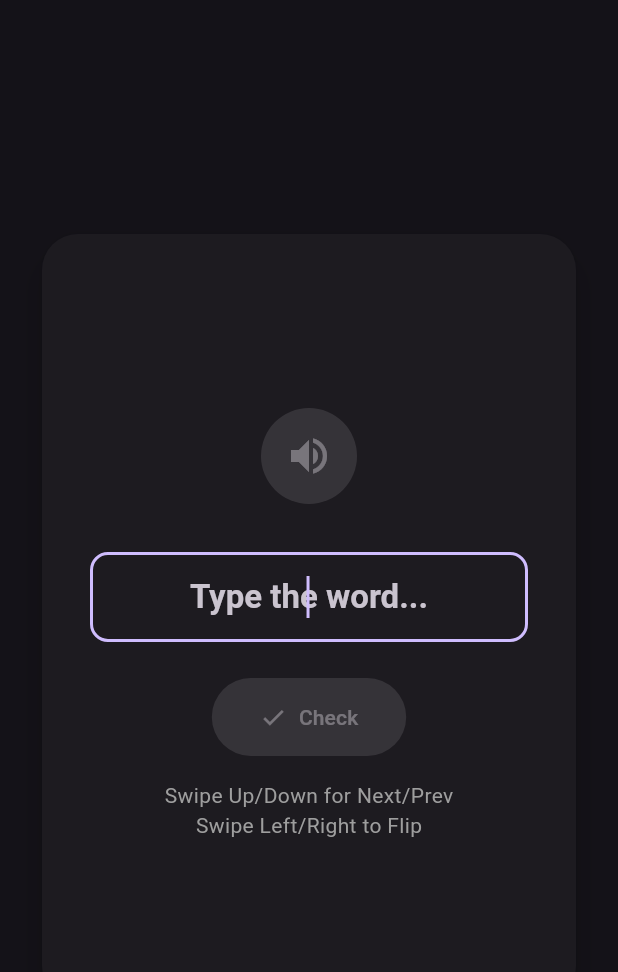
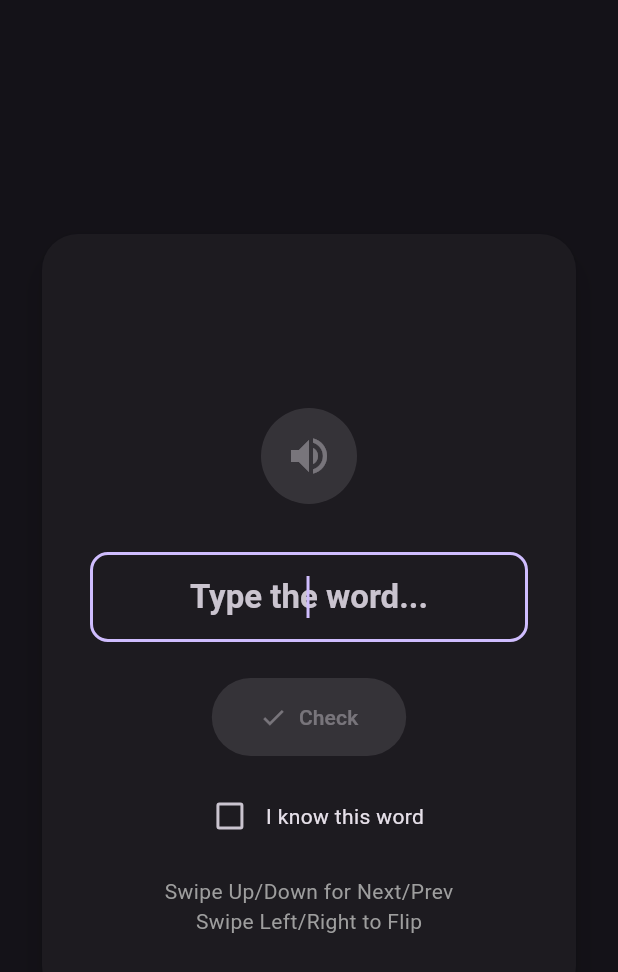
Before and after one commit to eyalmagnus/Lalyword, a Flutter app: the SpellContent widget shown alone on an empty page, opened directly with empty values, on a phone screen of 412 x 824 dp. Shown: the top 972 px of the screen. Run offline on Flutter 3.47's test engine with Material 3 defaults, Android fonts, the phone set to English and light mode, and no system bars; our stand-ins replace audioplayers, flutter_riverpod, shared_preferences; missing offline and left inert: gsheets, translator; accounts and stored records are empty; network calls fail.

Commit message:
feat: Add confirmation dialog for exiting flashcard and spell screens, ensuring users are aware of potential data loss and reshuffling of words.

```diff
--- a/lalyword/lib/screens/spell_screen.dart
+++ b/lalyword/lib/screens/spell_screen.dart
@@ -73,6 +73,31 @@ class _SpellScreenState extends ConsumerState<SpellScreen> {
 
     return Scaffold(
       appBar: AppBar(
+        leading: IconButton(
+          icon: const Icon(Icons.arrow_back),
+          onPressed: () async {
+            final confirmed = await showDialog<bool>(
+              context: context,
+              builder: (context) => AlertDialog(
+                title: const Text('Exit?'),
+                content: const Text('Are you sure? This will reset all "I know this word" checkboxes and reshuffle the order.'),
+                actions: [
+                  TextButton(
+                    onPressed: () => Navigator.of(context).pop(false),
+                    child: const Text('Cancel'),
+                  ),
+                  TextButton(
+                    onPressed: () => Navigator.of(context).pop(true),
+                    child: const Text('Yes'),
+                  ),
+                ],
+              ),
+            );
+            if (confirmed == true && mounted) {
+              Navigator.of(context).pop();
+            }
+          },
+        ),
         title: Text(titleText),
         actions: [
           IconButton(
@@ -459,6 +484,8 @@ class _SpellContentState extends ConsumerState<SpellContent> {
                       textInputAction: TextInputAction.done,
                       keyboardType: TextInputType.text,
                       textCapitalization: TextCapitalization.none,
+                      autocorrect: false,
+                      enableSuggestions: false,
                       enabled: _isCorrect != true, // Disable if correct
                       style: Theme.of(context).textTheme.titleLarge?.copyWith(
                         fontWeight: FontWeight.bold,
@@ -568,6 +595,36 @@ class _SpellContentState extends ConsumerState<SpellContent> {
                           foregroundColor: Colors.white,
                         ),
                       ),
+
+                    // "I know this word" checkbox
+                    if (!_isFlipped)
+                      Padding(
+                        padding: const EdgeInsets.only(top: 16.0),
+                        child: Row(
+                          mainAxisAlignment: MainAxisAlignment.center,
+                          children: [
+                            Checkbox(
+                              value: widget.isKnown,
+                              onChanged: (_) => widget.onMarkKnown(),
+                              checkColor: Colors.white,
+                              fillColor: widget.isKnown
+                                  ? WidgetStateProperty.all(Colors.green)
+                                  : WidgetStateProperty.all(null),
+                            ),
+                            Text(
+                              'I know this word',
+                              style: widget.isKnown
+                                  ? const TextStyle(color: Colors.green, fontWeight: FontWeight.bold)
+                                  : null,
+                            ),
+                            if (widget.isKnown)
+                              const Padding(
+                                padding: EdgeInsets.only(left: 8.0),
+                                child: Icon(Icons.check_circle, color: Colors.green, size: 20),
+                              ),
+                          ],
+                        ),
+                      ),
                   ],
 
                   const SizedBox(height: 16),
```
Also changed, not shown: lalyword/lib/screens/flashcard_screen.dart (+25 -0 lines).
